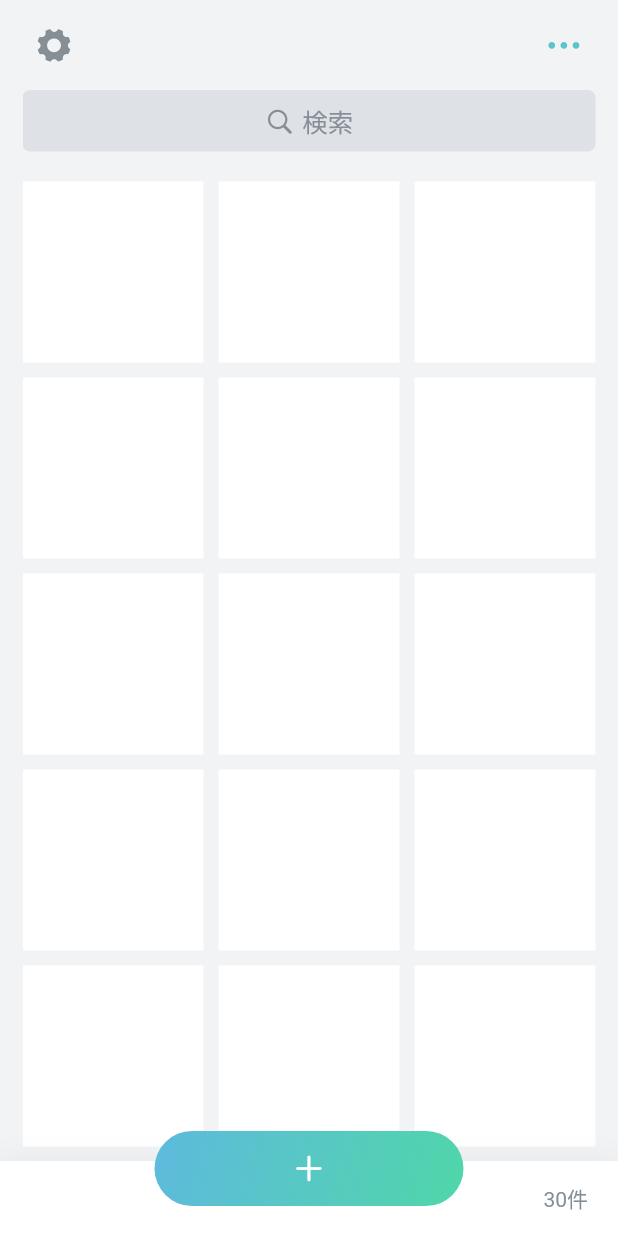
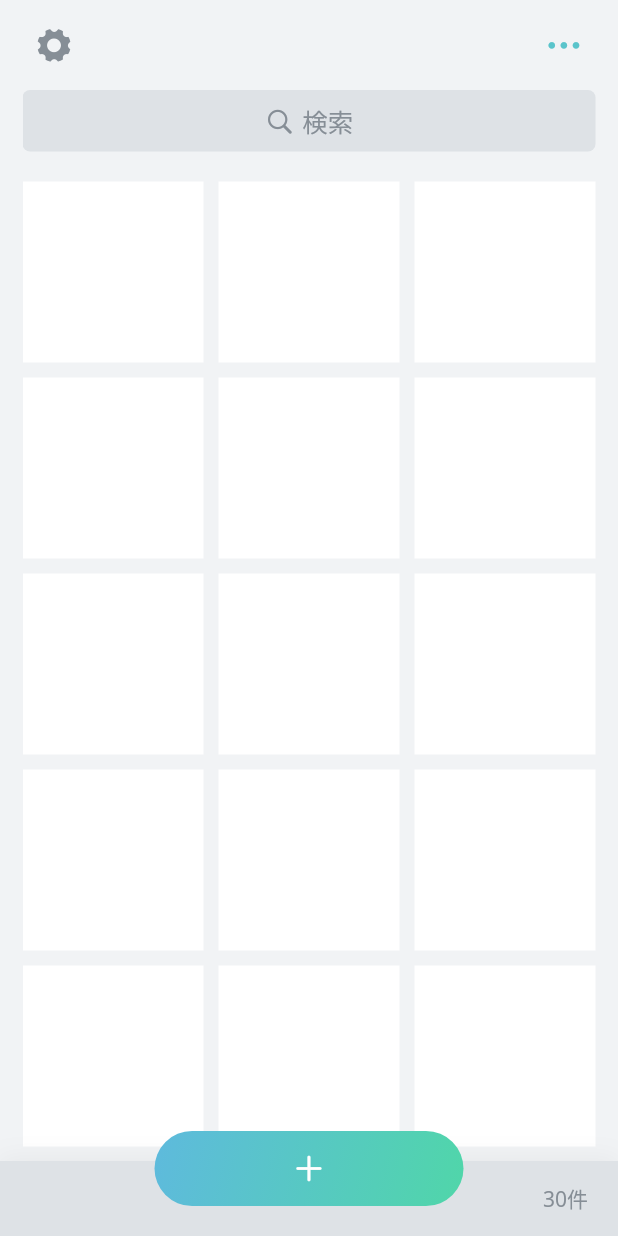
Before and after one commit to MihiroSaito/hukaborimemo, a Flutter app: the screen it shows after launch, on a phone screen of 412 x 824 dp. Run offline on Flutter 3.47's test engine with Material 2 defaults, Android fonts, the phone set to English and light mode, and no system bars; our stand-ins replace flutter_hooks, freezed_annotation, google_fonts, hooks_riverpod.

Commit message:
Homeページのthemeを設定した

```diff
--- /dev/null
+++ b/lib/common/theme/system_theme_notifier.dart
@@ -0,0 +1,22 @@
+import 'package:flutter/material.dart';
+import 'package:hooks_riverpod/hooks_riverpod.dart';
+import 'system_theme_state.dart';
+
+final systemThemeNotifierProvider =
+StateNotifierProvider.autoDispose<SystemThemeNotifier, SystemThemeState>((ref) {
+  return SystemThemeNotifier();
+});
+
+class SystemThemeNotifier extends StateNotifier<SystemThemeState> {
+  SystemThemeNotifier() : super(const SystemThemeState());
+
+  void isRightMode() {
+    debugPrint('ライトモード');
+    state = state.copyWith(isDarkMode: false);
+  }
+
+  void isDarkMode() {
+    debugPrint('ダークモード');
+    state = state.copyWith(isDarkMode: true);
+  }
+}
--- a/lib/main.dart
+++ b/lib/main.dart
@@ -1,6 +1,9 @@
 import 'package:flutter/material.dart';
+import 'package:flutter_hooks/flutter_hooks.dart';
+import 'package:google_fonts/google_fonts.dart';
 import 'package:hooks_riverpod/hooks_riverpod.dart';
-import 'package:hukaborimemo/ui/pages/home_page/home_screen.dart';
+import 'package:hukaborimemo/setting/theme.dart';
+import 'package:hukaborimemo/pages/home_page/home_screen.dart';
 
 void main() {
   runApp(
@@ -15,10 +18,45 @@ class MyApp extends StatelessWidget {
   Widget build(BuildContext context) {
     return MaterialApp(
       title: '深堀りメモ',
-      theme: ThemeData(
-        primarySwatch: Colors.blue,
-      ),
-      home: HomeScreen(),
+      theme: ThemeClass.light(),
+      darkTheme: ThemeClass.dark(),
+      themeMode: ThemeMode.system,
+      home: InitializeApp(),
     );
   }
 }
+
+class InitializeApp extends StatefulWidget {
+  const InitializeApp({Key? key}) : super(key: key);
+
+  @override
+  _InitializeAppState createState() => _InitializeAppState();
+}
+
+class _InitializeAppState extends State<InitializeApp> with WidgetsBindingObserver {
+
+  @override
+  void initState() {
+    WidgetsBinding.instance!.addObserver(this);
+    super.initState();
+  }
+
+  @override
+  void didChangeAppLifecycleState(AppLifecycleState state) {
+    if(state == AppLifecycleState.resumed){
+      ThemeClass.systemModeHandle(context);
+    }
+    super.didChangeAppLifecycleState(state);
+  }
+
+  @override
+  void dispose() {
+    WidgetsBinding.instance!.removeObserver(this);
+    super.dispose();
+  }
+
+  @override
+  Widget build(BuildContext context) {
+    return HomeScreen();
+  }
+}
--- a/lib/ui/pages/home_page/home_screen.dart
+++ b/lib/pages/home_page/home_screen.dart
@@ -1,6 +1,8 @@
 import 'package:flutter/material.dart';
 import 'package:flutter_hooks/flutter_hooks.dart';
-import 'package:hukaborimemo/ui/pages/home_page/home_widget.dart';
+import 'package:hooks_riverpod/hooks_riverpod.dart';
+import 'package:hukaborimemo/common/theme/system_theme_notifier.dart';
+import 'package:hukaborimemo/pages/home_page/home_widget.dart';
 
 class HomeScreen extends HookWidget {
   const HomeScreen({Key? key}) : super(key: key);
@@ -10,9 +12,9 @@ class HomeScreen extends HookWidget {
 
     final safeAreaPadding = MediaQuery.of(context).padding;
     final windowSize = MediaQuery.of(context).size;
+    final pageState = useProvider(systemThemeNotifierProvider);
 
     return Scaffold(
-      backgroundColor: Color(0xFFF1F3F5),
       //todo: ダークモード&ライトモードで管理できるように色をメソッドで管理する
       body: Stack(
         children: [
@@ -26,7 +28,7 @@ class HomeScreen extends HookWidget {
               //todo: こんとローラーを追加する
               slivers: [
                 SliverToBoxAdapter(
-                  child: searchBar(),
+                  child: searchBar(context),
                 ),
                 SliverToBoxAdapter(
                   child: SizedBox(
@@ -61,13 +63,16 @@ class HomeScreen extends HookWidget {
             top: 0,
             left: 0,
             right: 0,
-            child: homeAppBar(safeAreaPaddingTop: safeAreaPadding.top),
+            child: homeAppBar(
+                context: context,
+                safeAreaPaddingTop: safeAreaPadding.top),
           ),
           Positioned(
             bottom: 0,
             left: 0,
             right: 0,
             child: homeBottomBar(
+                context: context,
                 safeAreaPaddingBottom: safeAreaPadding.bottom,
                 windowSize: windowSize),
           )
--- a/lib/ui/pages/home_page/home_widget.dart
+++ b/lib/pages/home_page/home_widget.dart
@@ -1,11 +1,13 @@
 import 'package:flutter/cupertino.dart';
 import 'package:flutter/material.dart';
 
-Widget homeAppBar({required double safeAreaPaddingTop}) {
+Widget homeAppBar({
+  required BuildContext context,
+  required double safeAreaPaddingTop
+}) {
   //todo: 色や背景をスクロールに応じて変える
   return Container(
-    color: Color(0xFFF1F3F5),
-    //todo: （背景色に合わせる）ダークモード&ライトモードで管理できるように色をメソッドで管理する
+    color: Theme.of(context).scaffoldBackgroundColor,
     child: Column(
       children: [
         SizedBox(height: safeAreaPaddingTop,),
@@ -19,8 +21,7 @@ Widget homeAppBar({required double safeAreaPaddingTop}) {
               Material(
                 borderRadius: BorderRadius.all(Radius.circular(5)),
                 clipBehavior: Clip.antiAlias,
-                color: Color(0xFFF1F3F5),
-                //todo: （背景色に合わせる）ダークモード&ライトモードで管理できるように色をメソッドで管理する
+                color: Theme.of(context).scaffoldBackgroundColor,
                 child: InkWell(
                   onTap: () {
                     //todo: 設定ページへ
@@ -40,8 +41,7 @@ Widget homeAppBar({required double safeAreaPaddingTop}) {
               Material(
                 borderRadius: BorderRadius.all(Radius.circular(5)),
                 clipBehavior: Clip.antiAlias,
-                color: Color(0xFFF1F3F5),
-                //todo: （背景色に合わせる）ダークモード&ライトモードで管理できるように色をメソッドで管理する
+                color: Theme.of(context).scaffoldBackgroundColor,
                 child: InkWell(
                   onTap: () {
                     //todo: オプションを表示する
@@ -66,7 +66,7 @@ Widget homeAppBar({required double safeAreaPaddingTop}) {
   );
 }
 
-Widget searchBar() {
+Widget searchBar(BuildContext context) {
   return GestureDetector(
     onTap: () {
       //todo: 検索画面を表示する
@@ -75,8 +75,7 @@ Widget searchBar() {
     child: Container(
       decoration: BoxDecoration(
         borderRadius: BorderRadius.circular(5),
-        color: Color(0xFFDEE2E6)
-        //todo: ダークモード&ライトモードで管理できるように色をメソッドで管理する
+        color: Theme.of(context).cardTheme.color
       ),
       child: Center(
         child: Padding(
@@ -88,7 +87,6 @@ Widget searchBar() {
                 CupertinoIcons.search,
                 size: 20,
                 color: Color(0xFF868E96)
-                //todo: ダークモード&ライトモードで管理できるように色をメソッドで管理する
               ),
               SizedBox(width: 5,),
               Text(
@@ -96,7 +94,6 @@ Widget searchBar() {
                 style: TextStyle(
                   fontSize: 17,
                   color: Color(0xFF868E96)
-                  //todo: ダークモード&ライトモードで管理できるように色をメソッドで管理する
                 ),
               ),
             ],
@@ -108,8 +105,9 @@ Widget searchBar() {
 }
 
 Widget homeBottomBar({
+  required BuildContext context,
   required double safeAreaPaddingBottom,
-  required Size windowSize
+  required Size windowSize,
 }) {
   return Stack(
     children: [
@@ -124,8 +122,7 @@ Widget homeBottomBar({
           height: 50 + safeAreaPaddingBottom,
           padding: const EdgeInsets.only(left: 20, right: 20),
           decoration: BoxDecoration(
-              color: Colors.white,
-              //todo: ダークモード&ライトモードで管理できるように色をメソッドで管理する
+              color: Theme.of(context).cardTheme.color,
               boxShadow: [
                 BoxShadow(
                   color: Colors.black.withOpacity(0.05),
@@ -145,7 +142,7 @@ Widget homeBottomBar({
                   //todo: メモの数を表示する
                   style: TextStyle(
                     fontSize: 14,
-                    color: Color(0xFF868E96)
+                    color: Theme.of(context).textTheme.bodyText2!.color
                     //todo: ダークモード&ライトモードで管理できるように色をメソッドで管理する
                   ),
                 ),
--- a/lib/setting/theme.dart
+++ b/lib/setting/theme.dart
@@ -1,12 +1,47 @@
 import 'package:flutter/material.dart';
 import 'package:google_fonts/google_fonts.dart';
+import 'package:hooks_riverpod/hooks_riverpod.dart';
+import 'package:hukaborimemo/common/theme/system_theme_notifier.dart';
 
-//todo: （未実装）
-final TextTheme lightTextTheme = TextTheme(
+class ThemeClass {
+
+  static ThemeData light() {
+    return ThemeData(
+      primarySwatch: ThemeClass.hukaborimemoColor,
+      brightness: Brightness.light,
+      scaffoldBackgroundColor: Color(0xFFF1F3F5),
+      cardTheme: CardTheme(
+          color: Color(0xFFDEE2E6)
+      ),
+      textTheme: lightTextTheme,
+    );
+  }
+
+  static ThemeData dark() {
+    return ThemeData(
+      primarySwatch: ThemeClass.hukaborimemoColor,
+      brightness: Brightness.dark,
+      scaffoldBackgroundColor: Color(0xFF1A1A1A),
+      cardTheme: CardTheme(
+       color: Color(0xFF2A2A2A)
+      ),
+      textTheme: darkTextTheme,
+    );
+  }
+
+
+
+
+
+  static TextTheme lightTextTheme = TextTheme(
     bodyText1: GoogleFonts.openSans(
       fontSize: 14.0,
       fontWeight: FontWeight.w700,
       color: Colors.black,
+    ),
+    bodyText2: GoogleFonts.notoSans(
+      fontSize: 14.0,
+      color: Color(0xFF868E96),
     ),
     headline1: GoogleFonts.openSans(
       fontSize: 32.0,
@@ -30,42 +65,15 @@ final TextTheme lightTextTheme = TextTheme(
     ),
   );
 
-ThemeData light() {
-  return ThemeData(
-    brightness: Brightness.light,
-      checkboxTheme: CheckboxThemeData(
-      fillColor: MaterialStateColor.resolveWith(
-        (states) {
-          return Colors.black;
-        },
-      ),
-    ),
-    appBarTheme: const AppBarTheme(
-      foregroundColor: Colors.black,
-      backgroundColor: Colors.white,
-    ),
-    floatingActionButtonTheme: const FloatingActionButtonThemeData(
-      foregroundColor: Colors.white,
-      backgroundColor: Colors.black,
-    ),
-    bottomNavigationBarTheme: const BottomNavigationBarThemeData(
-      selectedItemColor: Colors.green,
-    ),
-    textTheme: lightTextTheme,
-  );
-}
-
-
-
-
-
-
-
-final TextTheme darkTextTheme = TextTheme(
-  bodyText1: GoogleFonts.openSans(
+  static final TextTheme darkTextTheme = TextTheme(
+    bodyText1: GoogleFonts.notoSans(
       fontSize: 14.0,
       fontWeight: FontWeight.w700,
       color: Colors.white,
+    ),
+    bodyText2: GoogleFonts.notoSans(
+      fontSize: 14.0,
+      color: Color(0xFF868E96),
     ),
     headline1: GoogleFonts.openSans(
       fontSize: 32.0,
@@ -89,22 +97,38 @@ final TextTheme darkTextTheme = TextTheme(
     ),
   );
 
+  static const MaterialColor hukaborimemoColor = MaterialColor(_hukaborimemoColorPrimaryValue, <int, Color>{
+    50: Color(0xFFEBF8F9),
+    100: Color(0xFFCEEDEF),
+    200: Color(0xFFADE2E5),
+    300: Color(0xFF8CD6DB),
+    400: Color(0xFF73CDD3),
+    500: Color(_hukaborimemoColorPrimaryValue),
+    600: Color(0xFF52BEC6),
+    700: Color(0xFF48B6BE),
+    800: Color(0xFF3FAFB8),
+    900: Color(0xFF2EA2AC),
+  });
+  static const int _hukaborimemoColorPrimaryValue = 0xFF5AC4CB;
+
+  static const MaterialColor hukaborimemoColorAccent = MaterialColor(_hukaborimemoColorAccentValue, <int, Color>{
+    100: Color(0xFFF0FEFF),
+    200: Color(_hukaborimemoColorAccentValue),
+    400: Color(0xFF8AF5FF),
+    700: Color(0xFF70F3FF),
+  });
+  static const int _hukaborimemoColorAccentValue = 0xFFBDF9FF;
 
 
-ThemeData dark() {
-  return ThemeData(
-    brightness: Brightness.dark,
-    appBarTheme: AppBarTheme(
-      foregroundColor: Colors.white,
-      backgroundColor: Colors.grey[900],
-    ),
-    floatingActionButtonTheme: const FloatingActionButtonThemeData(
-      foregroundColor: Colors.white,
-      backgroundColor: Colors.green,
-    ),
-    bottomNavigationBarTheme: const BottomNavigationBarThemeData(
-      selectedItemColor: Colors.green,
-    ),
-    textTheme: darkTextTheme,
-  );
+  static void systemModeHandle(BuildContext context) {
+    final Brightness brightness = MediaQuery.of(context).platformBrightness;
+    if(brightness == Brightness.dark){
+      //ダークモード
+      context.read(systemThemeNotifierProvider.notifier).isDarkMode();
+    } else {
+      //ライトモード
+      context.read(systemThemeNotifierProvider.notifier).isRightMode();
     }
+  }
+
+}
```
Also changed, not shown: lib/common/theme/system_theme_state.dart (added, +11 -0 lines), lib/common/theme/system_theme_state.freezed.dart (added), lib/pages/home_page/home_viewmodel.dart (renamed from lib/ui/pages/home_page/home_viewmodel.dart), lib/route/route.dart (added). Lines whose indentation alone changed are shown as unchanged.
